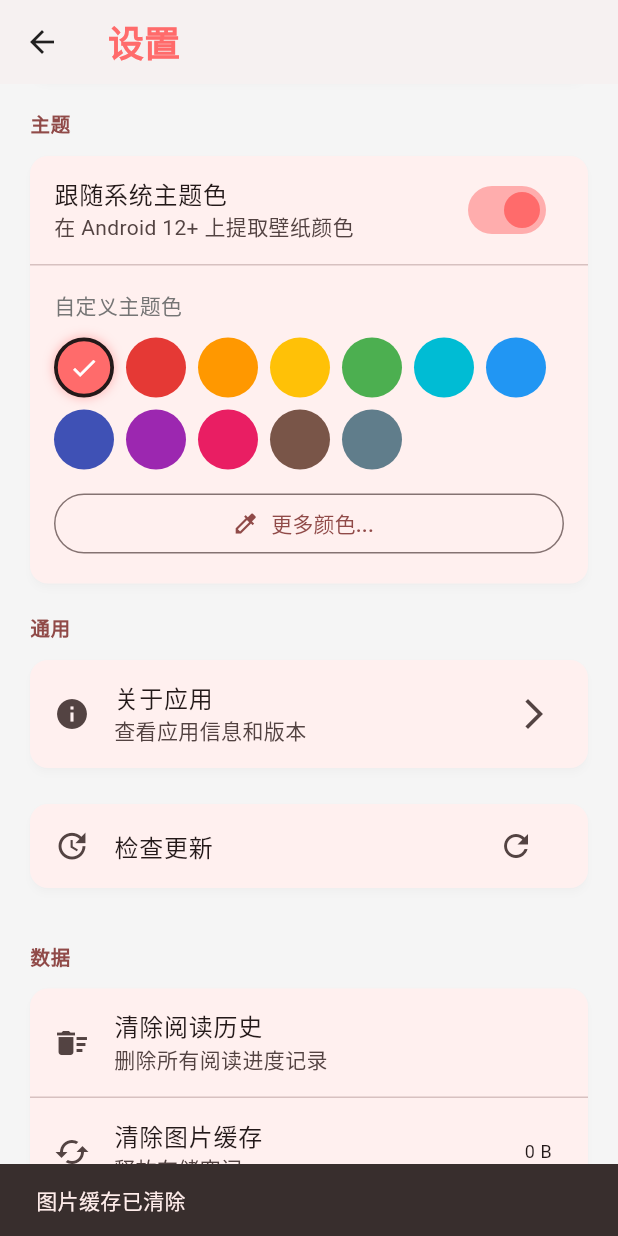
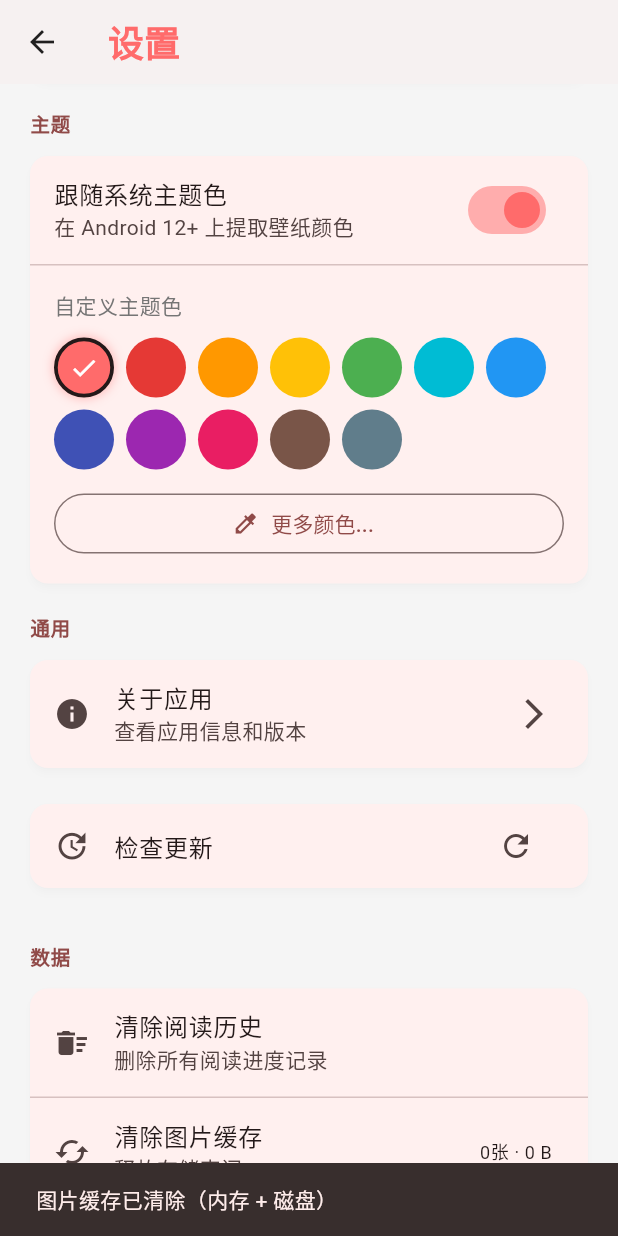
Before and after one commit to xiuusi/heimanmanga-flutter-app, a Flutter app: the SettingsPage screen opened directly, scrolled down 293 dp, after a tap on "清除图片缓存", on a phone screen of 412 x 824 dp. Run offline on Flutter 3.47's test engine with Material 3 defaults, Android fonts, the phone set to English and light mode, and no system bars; drawn by our look-alikes of dynamic_color; our stand-ins replace cached_network_image, dio, drift, flutter_cache_manager, package_info_plus, shared_preferences; accounts and stored records are empty; generated files the repository leaves out were written again; network calls fail.

Commit message:
fix: 图片缓存计算修复 — 显示张数+大小，清除含磁盘缓存

```diff
--- a/lib/widgets/settings_page.dart
+++ b/lib/widgets/settings_page.dart
@@ -2,9 +2,9 @@ import 'package:flutter/material.dart';
 import 'package:dio/dio.dart';
 import 'package:url_launcher/url_launcher.dart';
 import 'package:package_info_plus/package_info_plus.dart';
+import 'package:flutter_cache_manager/flutter_cache_manager.dart';
 import 'dart:convert';
 import 'about_page.dart';
-import '../services/api_service.dart';
 import '../services/dio_service.dart';
 import '../services/reading_progress_service.dart';
 import '../utils/theme_manager.dart';
@@ -425,10 +425,11 @@ class _SettingsPageState extends State<SettingsPage> {
   }
 
   String get _cacheSizeText {
-    final size = imageCache.currentSizeBytes;
-    if (size < 1024) return '$size B';
-    if (size < 1024 * 1024) return '${(size / 1024).toStringAsFixed(1)} KB';
-    return '${(size / (1024 * 1024)).toStringAsFixed(1)} MB';
+    final count = imageCache.currentSize;
+    final bytes = imageCache.currentSizeBytes;
+    if (bytes < 1024) return '${count}张 · $bytes B';
+    if (bytes < 1024 * 1024) return '${count}张 · ${(bytes / 1024).toStringAsFixed(1)} KB';
+    return '${count}张 · ${(bytes / (1024 * 1024)).toStringAsFixed(1)} MB';
   }
 
   void _clearHistory() async {
@@ -460,13 +461,14 @@ class _SettingsPageState extends State<SettingsPage> {
     }
   }
 
-  void _clearImageCache() {
+  void _clearImageCache() async {
     imageCache.clear();
     imageCache.clearLiveImages();
+    await DefaultCacheManager().emptyCache();
     if (mounted) {
       setState(() {});
       ScaffoldMessenger.of(context).showSnackBar(
-        const SnackBar(content: Text('图片缓存已清除')),
+        const SnackBar(content: Text('图片缓存已清除（内存 + 磁盘）')),
       );
     }
   }
```
